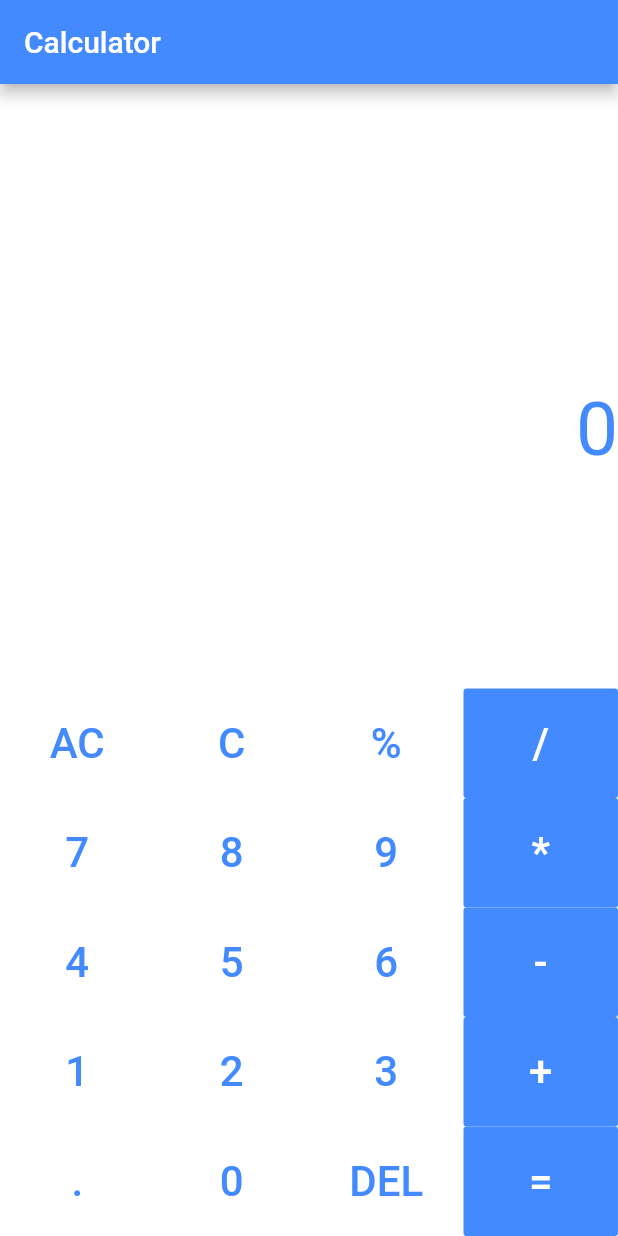
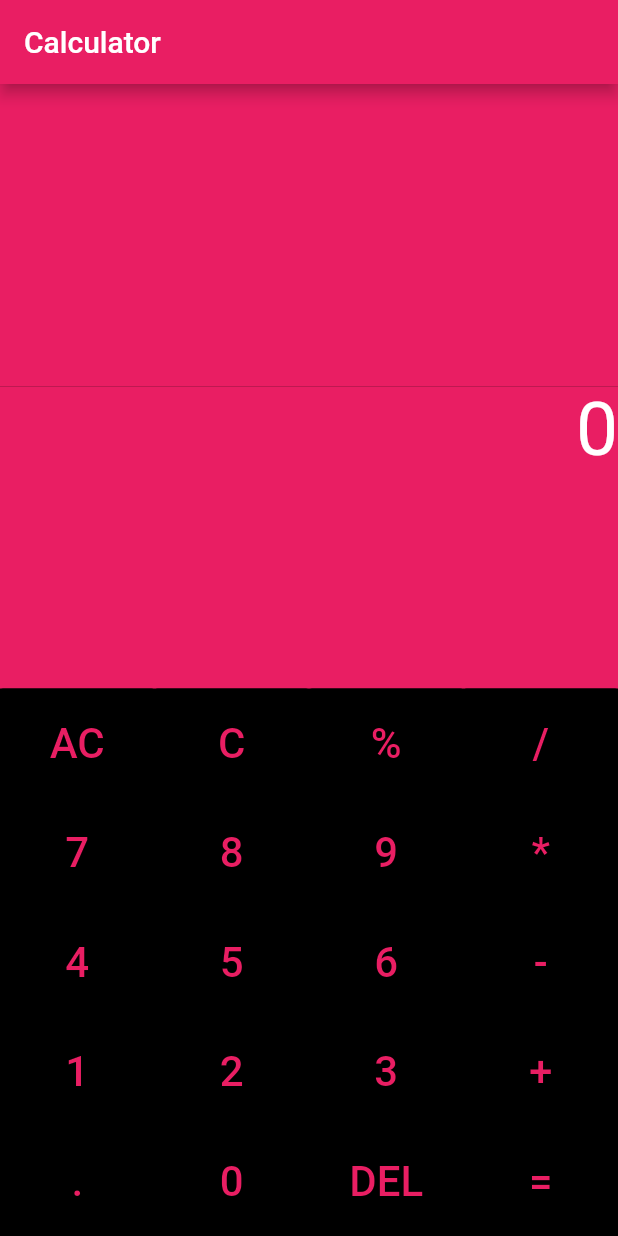
Before and after one commit to advaith-unnikrishnan/calculator, a Flutter app: the screen it shows after launch, on a phone screen of 412 x 824 dp. Run offline on Flutter 3.47's test engine with Material 2 defaults, Android fonts, the phone set to English and light mode, and no system bars.

```diff
--- a/lib/main.dart
+++ b/lib/main.dart
@@ -1,5 +1,3 @@
-import 'dart:math';
-
 import 'package:flutter/cupertino.dart';
 import 'package:flutter/material.dart';
 
@@ -87,12 +85,10 @@ class _CalculatorState extends State<Calculator> {
 
 
   Widget button({String word,int value}) {
-    Color col1=Colors.white;
-    Color col2=Colors.blueAccent;
-    if(value==1) {
-      col1 = Colors.blueAccent;
-      col2 = Colors.white;
-    }
+
+      Color col1 = Color(0xff000000);
+      Color col2 = Color(0xffE91E63);
+
     return Expanded(
       child: FlatButton(
         padding: EdgeInsets.all(20),
@@ -111,21 +107,21 @@ class _CalculatorState extends State<Calculator> {
       home: Scaffold(
         appBar: AppBar(
           title: Text('Calculator'),
-          backgroundColor: Colors.blueAccent,
+          backgroundColor: Color(0xffE91E63),
         ),
-        backgroundColor: Colors.white,
+        backgroundColor: Color(0xff000000),
         body: SafeArea(
           child: Column(
             crossAxisAlignment: CrossAxisAlignment.stretch,
             children: <Widget>[
               Expanded(
                 child: Container(
-                  color: Colors.white,
+                  color: Color(0xffE91E63),
                   child: Text(
                     a,
                     textAlign: TextAlign.end,
                     style: TextStyle(
-                      color: Colors.blueAccent,
+                      color: Colors.white,
                       fontSize: 50,
                     ),
                   ),
@@ -133,12 +129,12 @@ class _CalculatorState extends State<Calculator> {
               ),
               Expanded(
                 child: Container(
-                  color: Colors.white,
+                  color: Color(0xffE91E63),
                   child: Text(
                     output,
                     textAlign: TextAlign.end,
                     style: TextStyle(
-                      color: Colors.blueAccent,
+                      color: Colors.white,
                       fontSize: 50,
                     ),
                   ),
```
Also changed, not shown: images/shot1.png, images/shot2.png, images/shot3.png, pubspec.lock.
